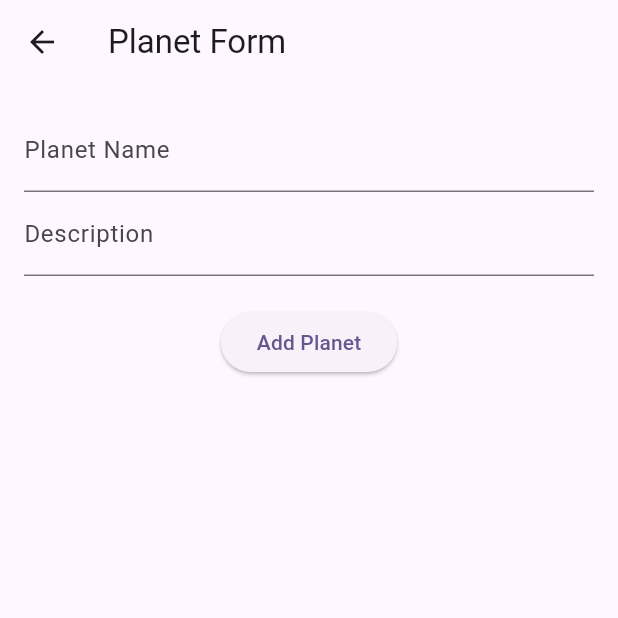
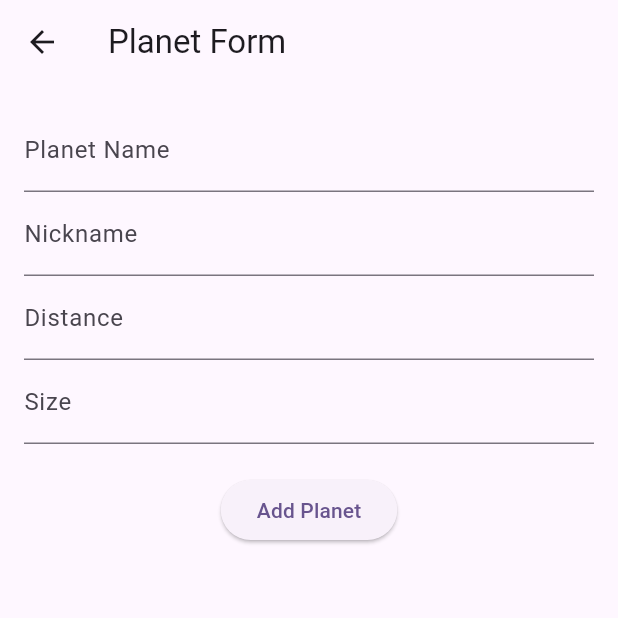
Before and after one commit to lucasemanuelpm/app-layout, a Flutter app: the PlanetForm screen opened directly, on a phone screen of 412 x 824 dp, the top half of it. Run offline on Flutter 3.47's test engine with Material 3 defaults, Android fonts, the phone set to English and light mode, and no system bars; our stand-ins replace sqflite; accounts and stored records are empty.

Commit message:
tudo limpo

```diff
--- a/lib/planet_form.dart
+++ b/lib/planet_form.dart
@@ -1,6 +1,6 @@
 import 'package:flutter/material.dart';
 import 'database_helper.dart';
-import 'planet.dart';
+import 'models/planeta.dart';
 
 class PlanetForm extends StatefulWidget {
   final Map<String, dynamic>? planet;
@@ -13,14 +13,18 @@ class PlanetForm extends StatefulWidget {
 
 class _PlanetFormState extends State<PlanetForm> {
   final TextEditingController _nameController = TextEditingController();
-  final TextEditingController _descriptionController = TextEditingController();
+  final TextEditingController _nicknameController = TextEditingController();
+  final TextEditingController _distanceController = TextEditingController();
+  final TextEditingController _sizeController = TextEditingController();
 
   @override
   void initState() {
     super.initState();
     if (widget.planet != null) {
       _nameController.text = widget.planet!['name'];
-      _descriptionController.text = widget.planet!['description'];
+      _nicknameController.text = widget.planet!['nickname'] ?? '';
+      _distanceController.text = widget.planet!['distance'].toString();
+      _sizeController.text = widget.planet!['size'].toString();
     }
   }
 
@@ -37,8 +41,18 @@ class _PlanetFormState extends State<PlanetForm> {
               decoration: InputDecoration(labelText: 'Planet Name'),
             ),
             TextField(
-              controller: _descriptionController,
-              decoration: InputDecoration(labelText: 'Description'),
+              controller: _nicknameController,
+              decoration: InputDecoration(labelText: 'Nickname'),
+            ),
+            TextField(
+              controller: _distanceController,
+              keyboardType: TextInputType.number,
+              decoration: InputDecoration(labelText: 'Distance'),
+            ),
+            TextField(
+              controller: _sizeController,
+              keyboardType: TextInputType.number,
+              decoration: InputDecoration(labelText: 'Size'),
             ),
             SizedBox(height: 20),
             ElevatedButton(
@@ -46,7 +60,9 @@ class _PlanetFormState extends State<PlanetForm> {
                 // Criar um novo planeta com os dados do formulário
                 Planet planet = Planet(
                   name: _nameController.text,
-                  description: _descriptionController.text,
+                  nickname: _nicknameController.text,
+                  distance: double.parse(_distanceController.text),
+                  size: int.parse(_sizeController.text),
                 );
 
                 // Se estiver criando um novo planeta
--- a/lib/planet_list.dart
+++ b/lib/planet_list.dart
@@ -50,7 +50,7 @@ class _PlanetListScreenState extends State<PlanetListScreen> {
                     await Navigator.push(
                       context,
                       MaterialPageRoute(
-                        builder: (context) => PlanetFormScreen(planet: planet),
+                        builder: (context) => PlanetForm(planet: planet), // Removido 'const'
                       ),
                     );
                     _refreshPlanetList();
@@ -70,7 +70,7 @@ class _PlanetListScreenState extends State<PlanetListScreen> {
         onPressed: () async {
           await Navigator.push(
             context,
-            MaterialPageRoute(builder: (context) => const PlanetFormScreen()),
+            MaterialPageRoute(builder: (context) => PlanetForm()), // Removido 'const'
           );
           _refreshPlanetList();
         },
```
Also changed, not shown: lib/database_helper.dart (+17 -1 lines), lib/models/planeta.dart (+3 -14 lines).
